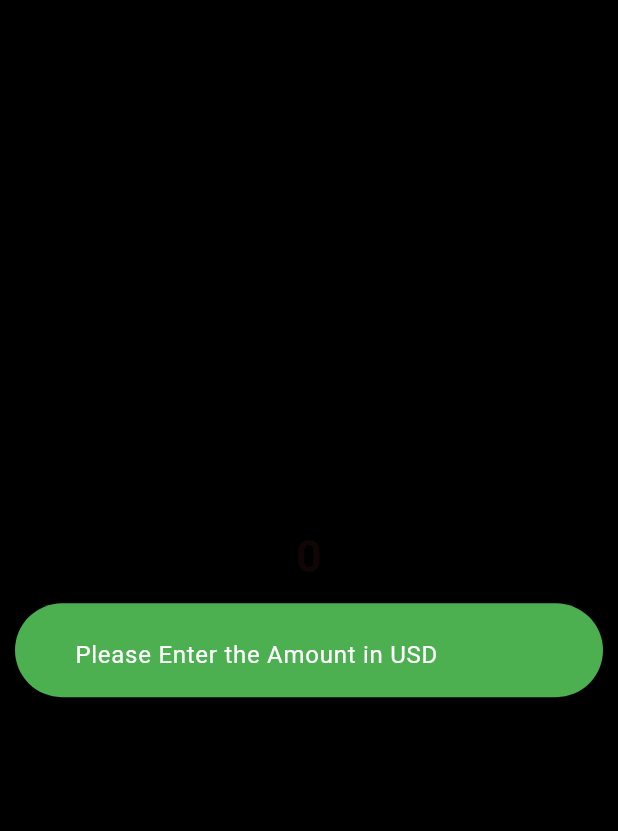
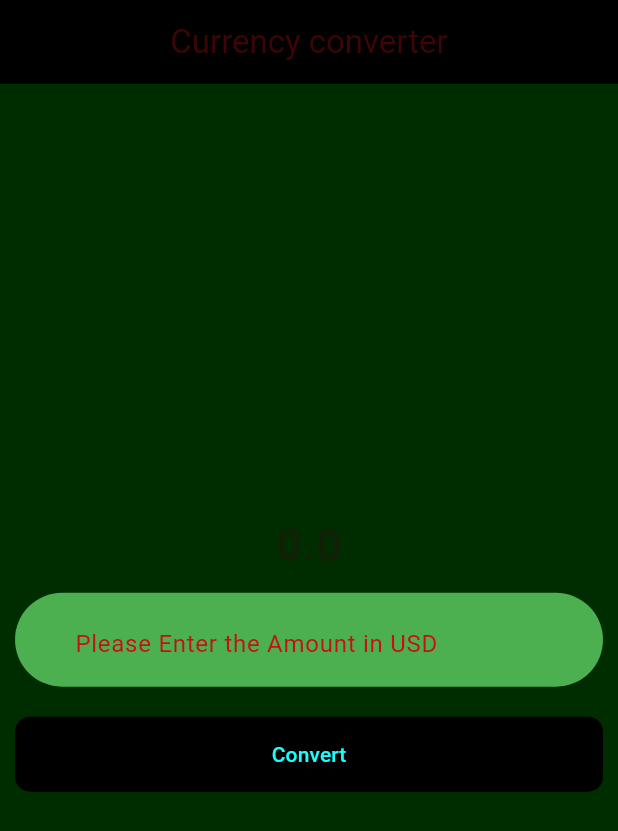
Before and after one commit to mausamacharyaa/PR2--flutter-learning, a Flutter app: the screen it shows after launch, on a phone screen of 412 x 824 dp. Shown: the top 831 px of the screen. Run offline on Flutter 3.47's test engine with Material 3 defaults, Android fonts, the phone set to English and light mode, and no system bars.

Commit message:
Learned various stuffs

```diff
--- a/lib/currency_converter.dart
+++ b/lib/currency_converter.dart
@@ -1,9 +1,24 @@
 import 'package:flutter/material.dart';
 
-class CurrencyConverterMaterialPage extends StatelessWidget {
-  const CurrencyConverterMaterialPage({super.key});
+class CurrencyConverterMaterialPage extends StatefulWidget {
+  const CurrencyConverterMaterialPage({super.key});{
+    print('constructor');
+  }
+
+  @override
+  State<CurrencyConverterMaterialPage> createState() {
+    print('createState');
+    return _CurrencyConverterMaterialPageState();
+  }
+}
+
+class _CurrencyConverterMaterialPageState extends State<CurrencyConverterMaterialPage> {
   @override
   Widget build(BuildContext context) {
+    print('build fn');
+    double result = 0;
+
+    final TextEditingController textEditingController = TextEditingController();
     final border = OutlineInputBorder(
       borderSide: BorderSide(
         color: Colors.grey,
@@ -14,22 +29,29 @@ class CurrencyConverterMaterialPage extends StatelessWidget {
       borderRadius: BorderRadius.all(Radius.circular(60)),
     );
     return Scaffold(
-      backgroundColor: Color.fromRGBO(0, 0, 0, 1),
+      backgroundColor: Color.fromRGBO(0, 45, 0, 1),
+      appBar: AppBar(
+        backgroundColor: Color.fromRGBO(0, 0, 0, 1),
+        elevation: 0,
+        title: const Text("Currency converter", style: TextStyle(color: Color.fromARGB(255, 63, 5, 5))),
+        centerTitle: true,
+      ),
       body: Center(
         child: Column(
           mainAxisAlignment: MainAxisAlignment.center,
           children: [
-            const Text(
-              '0',
-              style: TextStyle(fontSize: 30, fontWeight: FontWeight.w600, color: Color.fromARGB(108, 40, 15, 15)),
+            Text(
+              result.toString(),
+              style: const TextStyle(fontSize: 30, fontWeight: FontWeight.w600, color: Color.fromARGB(108, 40, 15, 15)),
             ),
             Padding(
               padding: const EdgeInsets.all(10),
               child: TextField(
-                style: const TextStyle(color: Colors.white),
+                controller: textEditingController,
+                style: const TextStyle(color: Color.fromARGB(255, 146, 19, 19)),
                 decoration: InputDecoration(
                   hintText: 'Please Enter the Amount in USD',
-                  hintStyle: TextStyle(color: Colors.white),
+                  hintStyle: TextStyle(color: const Color.fromARGB(255, 201, 15, 15)),
                   prefix: const Icon(Icons.monetization_on),
                   prefixIconColor: Colors.green,
                   filled: true,
@@ -37,12 +59,25 @@ class CurrencyConverterMaterialPage extends StatelessWidget {
                   focusedBorder: border,
                   enabledBorder: border,
                 ),
-                keyboardType: const TextInputType.numberWithOptions(
-                  decimal: true,
-                ),
+                keyboardType: const TextInputType.numberWithOptions(decimal: true),
               ),
             ),
-
+            Padding(
+              padding: const EdgeInsets.all(10.0),
+              child: TextButton(
+                onPressed: () {
+                  result = double.parse(textEditingController.text) * 140;
+                  build(context);
+                },
+                style: ButtonStyle(
+                  backgroundColor: const WidgetStatePropertyAll(Colors.black),
+                  foregroundColor: const WidgetStatePropertyAll(Colors.cyanAccent),
+                  minimumSize: const WidgetStatePropertyAll(Size(double.infinity, 50)),
+                  shape: WidgetStatePropertyAll(RoundedRectangleBorder(borderRadius: BorderRadius.circular(10))),
+                ),
+                child: const Text('Convert'),
+              ),
+            ),
           ],
         ),
       ),
--- a/lib/main.dart
+++ b/lib/main.dart
@@ -10,7 +10,7 @@ class Mausam extends StatelessWidget {
 
   @override
   Widget build(BuildContext context) {
-    return MaterialApp(
+    return const MaterialApp(
       home: CurrencyConverterMaterialPage(),
     );
   }
```
